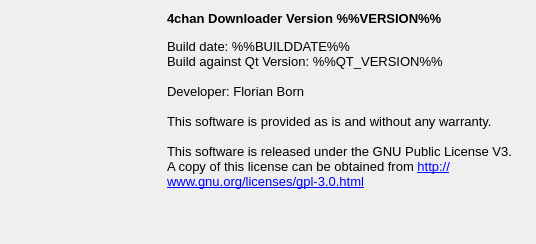
First picture: the form in uiinfo.ui, repository chrisdevchroma/fourchan-dl, before the edit.
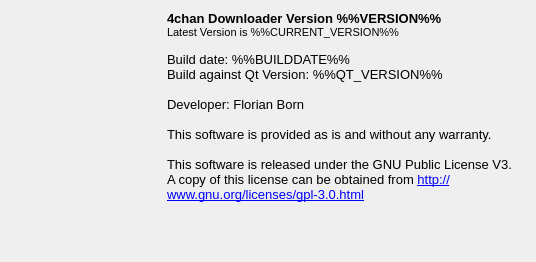
Second picture: the form after the edit. Icons and pictures are not drawn.

Patch:
```diff
--- a/uiinfo.ui
+++ b/uiinfo.ui
@@ -7,7 +7,7 @@
     <x>0</x>
     <y>0</y>
     <width>535</width>
-    <height>244</height>
+    <height>262</height>
    </rect>
   </property>
   <property name="windowTitle">
@@ -51,6 +51,7 @@
 p, li { white-space: pre-wrap; }
 &lt;/style&gt;&lt;/head&gt;&lt;body style=&quot; font-family:'MS Shell Dlg 2'; font-size:8.25pt; font-weight:400; font-style:normal;&quot;&gt;
 &lt;p style=&quot; margin-top:0px; margin-bottom:0px; margin-left:0px; margin-right:0px; -qt-block-indent:0; text-indent:0px;&quot;&gt;&lt;span style=&quot; font-size:10pt; font-weight:600;&quot;&gt;4chan Downloader Version %%VERSION%%&lt;/span&gt;&lt;/p&gt;
+&lt;p style=&quot; margin-top:0px; margin-bottom:0px; margin-left:0px; margin-right:0px; -qt-block-indent:0; text-indent:0px;&quot;&gt;&lt;span style=&quot; font-size:8pt;&quot;&gt;Latest Version is %%CURRENT_VERSION%%&lt;/span&gt;&lt;/p&gt;
 &lt;p style=&quot;-qt-paragraph-type:empty; margin-top:0px; margin-bottom:0px; margin-left:0px; margin-right:0px; -qt-block-indent:0; text-indent:0px; font-size:8pt;&quot;&gt;&lt;/p&gt;
 &lt;p style=&quot; margin-top:0px; margin-bottom:0px; margin-left:0px; margin-right:0px; -qt-block-indent:0; text-indent:0px;&quot;&gt;&lt;span style=&quot; font-size:10pt;&quot;&gt;Build date: %%BUILDDATE%%&lt;/span&gt;&lt;/p&gt;
 &lt;p style=&quot; margin-top:0px; margin-bottom:0px; margin-left:0px; margin-right:0px; -qt-block-indent:0; text-indent:0px;&quot;&gt;&lt;span style=&quot; font-size:10pt;&quot;&gt;Build against Qt Version: %%QT_VERSION%%&lt;/span&gt;&lt;/p&gt;
```
